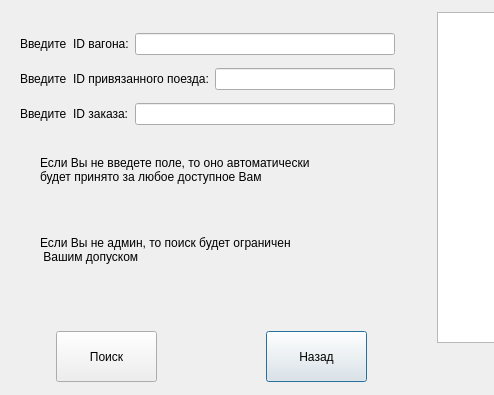
Qt form src/project/selectcarriages.ui (Edeotena/bd_4rd_sem_course_work) before a commit; both pictures show x 0 to 494 and y 0 to 395 of the 955 by 395 pixel window.
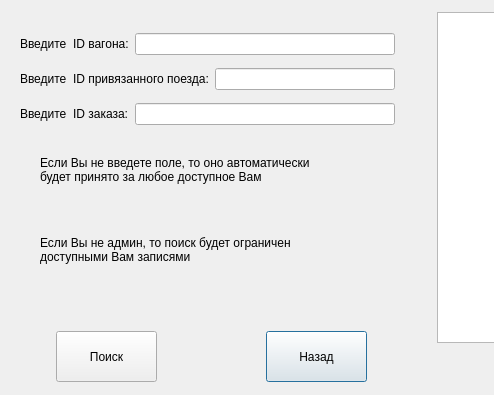
The same form after that commit.

```diff
--- a/src/project/selectcarriages.ui
+++ b/src/project/selectcarriages.ui
@@ -100,7 +100,7 @@
    </property>
    <property name="text">
     <string>Если Вы не админ, то поиск будет ограничен
- Вашим допуском</string>
+доступными Вам записями</string>
    </property>
   </widget>
   <widget class="QWidget" name="">
```
